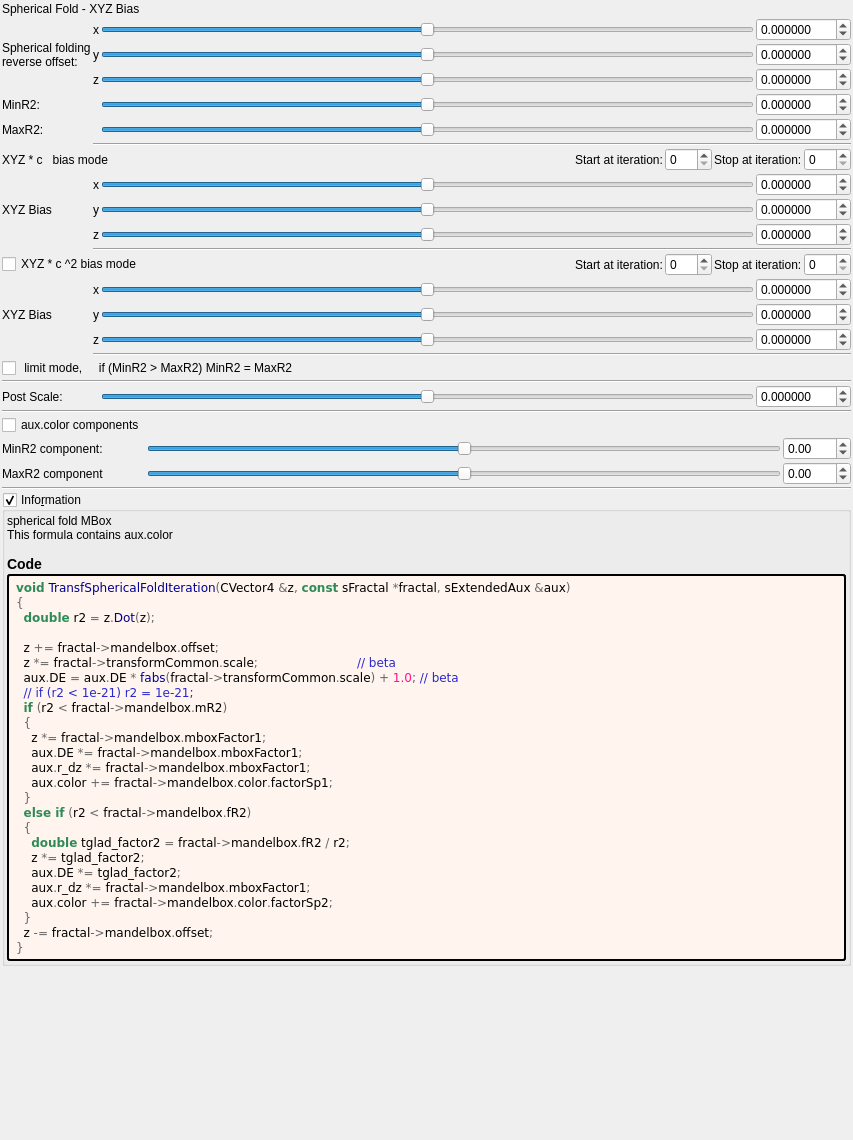
Before: the Qt Designer form mandelbulber2/formula/ui/fractal_transf_spherical_fold_xyz_bias.ui in buddhi1980/mandelbulber2, drawn with Qt 5.
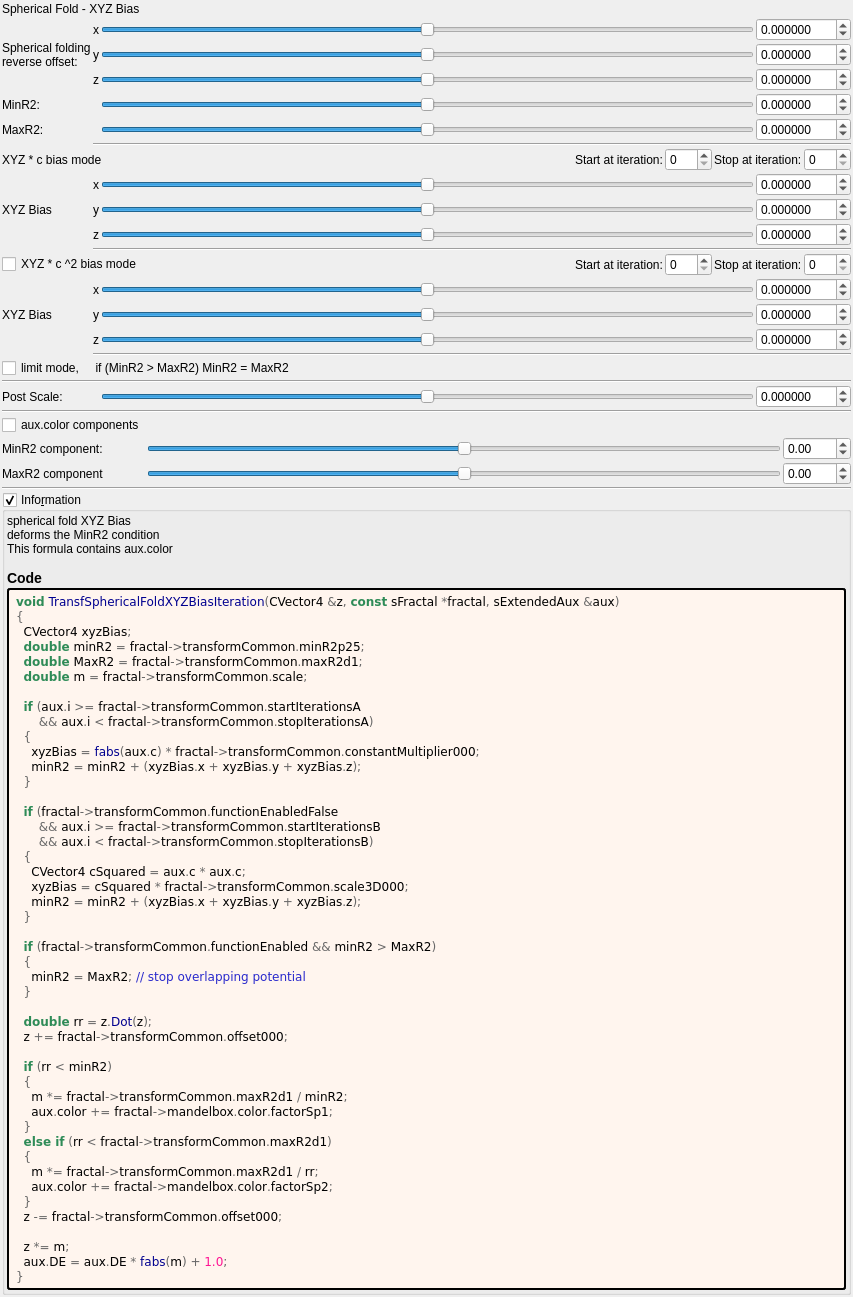
After: the same form once the commit is applied. Custom widgets are drawn as their Qt base class.

Patch:
```diff
--- a/mandelbulber2/formula/ui/fractal_transf_spherical_fold_xyz_bias.ui
+++ b/mandelbulber2/formula/ui/fractal_transf_spherical_fold_xyz_bias.ui
@@ -228,7 +228,7 @@
        <item row="2" column="0">
         <widget class="QLabel" name="label_21">
          <property name="text">
-          <string>XYZ * c   bias mode</string>
+          <string>XYZ * c bias mode</string>
          </property>
         </widget>
        </item>
@@ -944,7 +944,7 @@
      <item row="20" column="0" colspan="4">
       <widget class="QCheckBox" name="checkBox_transf_function_enabled">
        <property name="text">
-        <string notr="true"> limit mode,     if (MinR2 &gt; MaxR2) MinR2 = MaxR2</string>
+        <string notr="true">limit mode,     if (MinR2 &gt; MaxR2) MinR2 = MaxR2</string>
        </property>
       </widget>
      </item>
@@ -1192,7 +1192,7 @@
       <item>
        <widget class="QLabel" name="label_information_general">
         <property name="text">
-         <string notr="true">&lt;p&gt;spherical fold MBox&lt;br&gt;This formula contains aux.color&lt;/p&gt;&lt;table&gt;
+		 <string notr="true">&lt;p&gt;spherical fold XYZ Bias&lt;br&gt;deforms the MinR2 condition&lt;br&gt;This formula contains aux.color&lt;/p&gt;&lt;table&gt;
 &lt;/table&gt;
 &lt;h3&gt;Code&lt;/h3&gt;</string>
         </property>
@@ -1214,30 +1214,51 @@
         </property>
         <property name="text">
          <string notr="true">&lt;body style=&quot;background-color:#fff5ee&quot;&gt;
-&lt;pre style=&quot;color:#000000; background-color:#fff5ee;  font-family:'Courier New',monospace;&quot;&gt;&lt;span style=&quot;color:#2e8b57; font-weight:bold&quot;&gt;void&lt;/span&gt; &lt;span style=&quot;color:#00008f&quot;&gt;TransfSphericalFoldIteration&lt;/span&gt;&lt;span style=&quot;color:#676767&quot;&gt;(&lt;/span&gt;CVector4 &lt;span style=&quot;color:#676767&quot;&gt;&amp;amp;&lt;/span&gt;z&lt;span style=&quot;color:#676767&quot;&gt;,&lt;/span&gt; &lt;span style=&quot;color:#2e8b57; font-weight:bold&quot;&gt;const&lt;/span&gt; sFractal &lt;span style=&quot;color:#676767&quot;&gt;*&lt;/span&gt;fractal&lt;span style=&quot;color:#676767&quot;&gt;,&lt;/span&gt; sExtendedAux &lt;span style=&quot;color:#676767&quot;&gt;&amp;amp;&lt;/span&gt;aux&lt;span style=&quot;color:#676767&quot;&gt;)&lt;/span&gt;
+&lt;pre style=&quot;color:#000000; background-color:#fff5ee;  font-family:'Courier New',monospace;&quot;&gt;&lt;span style=&quot;color:#2e8b57; font-weight:bold&quot;&gt;void&lt;/span&gt; &lt;span style=&quot;color:#00008f&quot;&gt;TransfSphericalFoldXYZBiasIteration&lt;/span&gt;&lt;span style=&quot;color:#676767&quot;&gt;(&lt;/span&gt;CVector4 &lt;span style=&quot;color:#676767&quot;&gt;&amp;amp;&lt;/span&gt;z&lt;span style=&quot;color:#676767&quot;&gt;,&lt;/span&gt; &lt;span style=&quot;color:#2e8b57; font-weight:bold&quot;&gt;const&lt;/span&gt; sFractal &lt;span style=&quot;color:#676767&quot;&gt;*&lt;/span&gt;fractal&lt;span style=&quot;color:#676767&quot;&gt;,&lt;/span&gt; sExtendedAux &lt;span style=&quot;color:#676767&quot;&gt;&amp;amp;&lt;/span&gt;aux&lt;span style=&quot;color:#676767&quot;&gt;)&lt;/span&gt;
 &lt;span style=&quot;color:#676767&quot;&gt;{&lt;/span&gt;
-  &lt;span style=&quot;color:#2e8b57; font-weight:bold&quot;&gt;double&lt;/span&gt; r2 &lt;span style=&quot;color:#676767&quot;&gt;=&lt;/span&gt; z&lt;span style=&quot;color:#676767&quot;&gt;.&lt;/span&gt;&lt;span style=&quot;color:#00008f&quot;&gt;Dot&lt;/span&gt;&lt;span style=&quot;color:#676767&quot;&gt;(&lt;/span&gt;z&lt;span style=&quot;color:#676767&quot;&gt;);&lt;/span&gt;
+  CVector4 xyzBias&lt;span style=&quot;color:#676767&quot;&gt;;&lt;/span&gt;
+  &lt;span style=&quot;color:#2e8b57; font-weight:bold&quot;&gt;double&lt;/span&gt; minR2 &lt;span style=&quot;color:#676767&quot;&gt;=&lt;/span&gt; fractal&lt;span style=&quot;color:#676767&quot;&gt;-&amp;gt;&lt;/span&gt;transformCommon&lt;span style=&quot;color:#676767&quot;&gt;.&lt;/span&gt;minR2p25&lt;span style=&quot;color:#676767&quot;&gt;;&lt;/span&gt;
+  &lt;span style=&quot;color:#2e8b57; font-weight:bold&quot;&gt;double&lt;/span&gt; MaxR2 &lt;span style=&quot;color:#676767&quot;&gt;=&lt;/span&gt; fractal&lt;span style=&quot;color:#676767&quot;&gt;-&amp;gt;&lt;/span&gt;transformCommon&lt;span style=&quot;color:#676767&quot;&gt;.&lt;/span&gt;maxR2d1&lt;span style=&quot;color:#676767&quot;&gt;;&lt;/span&gt;
+  &lt;span style=&quot;color:#2e8b57; font-weight:bold&quot;&gt;double&lt;/span&gt; m &lt;span style=&quot;color:#676767&quot;&gt;=&lt;/span&gt; fractal&lt;span style=&quot;color:#676767&quot;&gt;-&amp;gt;&lt;/span&gt;transformCommon&lt;span style=&quot;color:#676767&quot;&gt;.&lt;/span&gt;scale&lt;span style=&quot;color:#676767&quot;&gt;;&lt;/span&gt;
 
-  z &lt;span style=&quot;color:#676767&quot;&gt;+=&lt;/span&gt; fractal&lt;span style=&quot;color:#676767&quot;&gt;-&amp;gt;&lt;/span&gt;mandelbox&lt;span style=&quot;color:#676767&quot;&gt;.&lt;/span&gt;offset&lt;span style=&quot;color:#676767&quot;&gt;;&lt;/span&gt;
-  z &lt;span style=&quot;color:#676767&quot;&gt;*=&lt;/span&gt; fractal&lt;span style=&quot;color:#676767&quot;&gt;-&amp;gt;&lt;/span&gt;transformCommon&lt;span style=&quot;color:#676767&quot;&gt;.&lt;/span&gt;scale&lt;span style=&quot;color:#676767&quot;&gt;;&lt;/span&gt;                          &lt;span style=&quot;color:#2929cc&quot;&gt;// beta&lt;/span&gt;
-  aux&lt;span style=&quot;color:#676767&quot;&gt;.&lt;/span&gt;DE &lt;span style=&quot;color:#676767&quot;&gt;=&lt;/span&gt; aux&lt;span style=&quot;color:#676767&quot;&gt;.&lt;/span&gt;DE &lt;span style=&quot;color:#676767&quot;&gt;*&lt;/span&gt; &lt;span style=&quot;color:#00008f&quot;&gt;fabs&lt;/span&gt;&lt;span style=&quot;color:#676767&quot;&gt;(&lt;/span&gt;fractal&lt;span style=&quot;color:#676767&quot;&gt;-&amp;gt;&lt;/span&gt;transformCommon&lt;span style=&quot;color:#676767&quot;&gt;.&lt;/span&gt;scale&lt;span style=&quot;color:#676767&quot;&gt;) +&lt;/span&gt; &lt;span style=&quot;color:#ff1493&quot;&gt;1.0&lt;/span&gt;&lt;span style=&quot;color:#676767&quot;&gt;;&lt;/span&gt; &lt;span style=&quot;color:#2929cc&quot;&gt;// beta&lt;/span&gt;
-  &lt;span style=&quot;color:#2929cc&quot;&gt;// if (r2 &amp;lt; 1e-21) r2 = 1e-21;&lt;/span&gt;
-  &lt;span style=&quot;color:#2e8b57; font-weight:bold&quot;&gt;if&lt;/span&gt; &lt;span style=&quot;color:#676767&quot;&gt;(&lt;/span&gt;r2 &lt;span style=&quot;color:#676767&quot;&gt;&amp;lt;&lt;/span&gt; fractal&lt;span style=&quot;color:#676767&quot;&gt;-&amp;gt;&lt;/span&gt;mandelbox&lt;span style=&quot;color:#676767&quot;&gt;.&lt;/span&gt;mR2&lt;span style=&quot;color:#676767&quot;&gt;)&lt;/span&gt;
+  &lt;span style=&quot;color:#2e8b57; font-weight:bold&quot;&gt;if&lt;/span&gt; &lt;span style=&quot;color:#676767&quot;&gt;(&lt;/span&gt;aux&lt;span style=&quot;color:#676767&quot;&gt;.&lt;/span&gt;i &lt;span style=&quot;color:#676767&quot;&gt;&amp;gt;=&lt;/span&gt; fractal&lt;span style=&quot;color:#676767&quot;&gt;-&amp;gt;&lt;/span&gt;transformCommon&lt;span style=&quot;color:#676767&quot;&gt;.&lt;/span&gt;startIterationsA
+      &lt;span style=&quot;color:#676767&quot;&gt;&amp;amp;&amp;amp;&lt;/span&gt; aux&lt;span style=&quot;color:#676767&quot;&gt;.&lt;/span&gt;i &lt;span style=&quot;color:#676767&quot;&gt;&amp;lt;&lt;/span&gt; fractal&lt;span style=&quot;color:#676767&quot;&gt;-&amp;gt;&lt;/span&gt;transformCommon&lt;span style=&quot;color:#676767&quot;&gt;.&lt;/span&gt;stopIterationsA&lt;span style=&quot;color:#676767&quot;&gt;)&lt;/span&gt;
   &lt;span style=&quot;color:#676767&quot;&gt;{&lt;/span&gt;
-    z &lt;span style=&quot;color:#676767&quot;&gt;*=&lt;/span&gt; fractal&lt;span style=&quot;color:#676767&quot;&gt;-&amp;gt;&lt;/span&gt;mandelbox&lt;span style=&quot;color:#676767&quot;&gt;.&lt;/span&gt;mboxFactor1&lt;span style=&quot;color:#676767&quot;&gt;;&lt;/span&gt;
-    aux&lt;span style=&quot;color:#676767&quot;&gt;.&lt;/span&gt;DE &lt;span style=&quot;color:#676767&quot;&gt;*=&lt;/span&gt; fractal&lt;span style=&quot;color:#676767&quot;&gt;-&amp;gt;&lt;/span&gt;mandelbox&lt;span style=&quot;color:#676767&quot;&gt;.&lt;/span&gt;mboxFactor1&lt;span style=&quot;color:#676767&quot;&gt;;&lt;/span&gt;
-    aux&lt;span style=&quot;color:#676767&quot;&gt;.&lt;/span&gt;r_dz &lt;span style=&quot;color:#676767&quot;&gt;*=&lt;/span&gt; fractal&lt;span style=&quot;color:#676767&quot;&gt;-&amp;gt;&lt;/span&gt;mandelbox&lt;span style=&quot;color:#676767&quot;&gt;.&lt;/span&gt;mboxFactor1&lt;span style=&quot;color:#676767&quot;&gt;;&lt;/span&gt;
+    xyzBias &lt;span style=&quot;color:#676767&quot;&gt;=&lt;/span&gt; &lt;span style=&quot;color:#00008f&quot;&gt;fabs&lt;/span&gt;&lt;span style=&quot;color:#676767&quot;&gt;(&lt;/span&gt;aux&lt;span style=&quot;color:#676767&quot;&gt;.&lt;/span&gt;c&lt;span style=&quot;color:#676767&quot;&gt;) *&lt;/span&gt; fractal&lt;span style=&quot;color:#676767&quot;&gt;-&amp;gt;&lt;/span&gt;transformCommon&lt;span style=&quot;color:#676767&quot;&gt;.&lt;/span&gt;constantMultiplier000&lt;span style=&quot;color:#676767&quot;&gt;;&lt;/span&gt;
+    minR2 &lt;span style=&quot;color:#676767&quot;&gt;=&lt;/span&gt; minR2 &lt;span style=&quot;color:#676767&quot;&gt;+ (&lt;/span&gt;xyzBias&lt;span style=&quot;color:#676767&quot;&gt;.&lt;/span&gt;x &lt;span style=&quot;color:#676767&quot;&gt;+&lt;/span&gt; xyzBias&lt;span style=&quot;color:#676767&quot;&gt;.&lt;/span&gt;y &lt;span style=&quot;color:#676767&quot;&gt;+&lt;/span&gt; xyzBias&lt;span style=&quot;color:#676767&quot;&gt;.&lt;/span&gt;z&lt;span style=&quot;color:#676767&quot;&gt;);&lt;/span&gt;
+  &lt;span style=&quot;color:#676767&quot;&gt;}&lt;/span&gt;
+
+  &lt;span style=&quot;color:#2e8b57; font-weight:bold&quot;&gt;if&lt;/span&gt; &lt;span style=&quot;color:#676767&quot;&gt;(&lt;/span&gt;fractal&lt;span style=&quot;color:#676767&quot;&gt;-&amp;gt;&lt;/span&gt;transformCommon&lt;span style=&quot;color:#676767&quot;&gt;.&lt;/span&gt;functionEnabledFalse
+      &lt;span style=&quot;color:#676767&quot;&gt;&amp;amp;&amp;amp;&lt;/span&gt; aux&lt;span style=&quot;color:#676767&quot;&gt;.&lt;/span&gt;i &lt;span style=&quot;color:#676767&quot;&gt;&amp;gt;=&lt;/span&gt; fractal&lt;span style=&quot;color:#676767&quot;&gt;-&amp;gt;&lt;/span&gt;transformCommon&lt;span style=&quot;color:#676767&quot;&gt;.&lt;/span&gt;startIterationsB
+      &lt;span style=&quot;color:#676767&quot;&gt;&amp;amp;&amp;amp;&lt;/span&gt; aux&lt;span style=&quot;color:#676767&quot;&gt;.&lt;/span&gt;i &lt;span style=&quot;color:#676767&quot;&gt;&amp;lt;&lt;/span&gt; fractal&lt;span style=&quot;color:#676767&quot;&gt;-&amp;gt;&lt;/span&gt;transformCommon&lt;span style=&quot;color:#676767&quot;&gt;.&lt;/span&gt;stopIterationsB&lt;span style=&quot;color:#676767&quot;&gt;)&lt;/span&gt;
+  &lt;span style=&quot;color:#676767&quot;&gt;{&lt;/span&gt;
+    CVector4 cSquared &lt;span style=&quot;color:#676767&quot;&gt;=&lt;/span&gt; aux&lt;span style=&quot;color:#676767&quot;&gt;.&lt;/span&gt;c &lt;span style=&quot;color:#676767&quot;&gt;*&lt;/span&gt; aux&lt;span style=&quot;color:#676767&quot;&gt;.&lt;/span&gt;c&lt;span style=&quot;color:#676767&quot;&gt;;&lt;/span&gt;
+    xyzBias &lt;span style=&quot;color:#676767&quot;&gt;=&lt;/span&gt; cSquared &lt;span style=&quot;color:#676767&quot;&gt;*&lt;/span&gt; fractal&lt;span style=&quot;color:#676767&quot;&gt;-&amp;gt;&lt;/span&gt;transformCommon&lt;span style=&quot;color:#676767&quot;&gt;.&lt;/span&gt;scale3D000&lt;span style=&quot;color:#676767&quot;&gt;;&lt;/span&gt;
+    minR2 &lt;span style=&quot;color:#676767&quot;&gt;=&lt;/span&gt; minR2 &lt;span style=&quot;color:#676767&quot;&gt;+ (&lt;/span&gt;xyzBias&lt;span style=&quot;color:#676767&quot;&gt;.&lt;/span&gt;x &lt;span style=&quot;color:#676767&quot;&gt;+&lt;/span&gt; xyzBias&lt;span style=&quot;color:#676767&quot;&gt;.&lt;/span&gt;y &lt;span style=&quot;color:#676767&quot;&gt;+&lt;/span&gt; xyzBias&lt;span style=&quot;color:#676767&quot;&gt;.&lt;/span&gt;z&lt;span style=&quot;color:#676767&quot;&gt;);&lt;/span&gt;
+  &lt;span style=&quot;color:#676767&quot;&gt;}&lt;/span&gt;
+
+  &lt;span style=&quot;color:#2e8b57; font-weight:bold&quot;&gt;if&lt;/span&gt; &lt;span style=&quot;color:#676767&quot;&gt;(&lt;/span&gt;fractal&lt;span style=&quot;color:#676767&quot;&gt;-&amp;gt;&lt;/span&gt;transformCommon&lt;span style=&quot;color:#676767&quot;&gt;.&lt;/span&gt;functionEnabled &lt;span style=&quot;color:#676767&quot;&gt;&amp;amp;&amp;amp;&lt;/span&gt; minR2 &lt;span style=&quot;color:#676767&quot;&gt;&amp;gt;&lt;/span&gt; MaxR2&lt;span style=&quot;color:#676767&quot;&gt;)&lt;/span&gt;
+  &lt;span style=&quot;color:#676767&quot;&gt;{&lt;/span&gt;
+    minR2 &lt;span style=&quot;color:#676767&quot;&gt;=&lt;/span&gt; MaxR2&lt;span style=&quot;color:#676767&quot;&gt;;&lt;/span&gt; &lt;span style=&quot;color:#2929cc&quot;&gt;// stop overlapping potential&lt;/span&gt;
+  &lt;span style=&quot;color:#676767&quot;&gt;}&lt;/span&gt;
+
+  &lt;span style=&quot;color:#2e8b57; font-weight:bold&quot;&gt;double&lt;/span&gt; rr &lt;span style=&quot;color:#676767&quot;&gt;=&lt;/span&gt; z&lt;span style=&quot;color:#676767&quot;&gt;.&lt;/span&gt;&lt;span style=&quot;color:#00008f&quot;&gt;Dot&lt;/span&gt;&lt;span style=&quot;color:#676767&quot;&gt;(&lt;/span&gt;z&lt;span style=&quot;color:#676767&quot;&gt;);&lt;/span&gt;
+  z &lt;span style=&quot;color:#676767&quot;&gt;+=&lt;/span&gt; fractal&lt;span style=&quot;color:#676767&quot;&gt;-&amp;gt;&lt;/span&gt;transformCommon&lt;span style=&quot;color:#676767&quot;&gt;.&lt;/span&gt;offset000&lt;span style=&quot;color:#676767&quot;&gt;;&lt;/span&gt;
+
+  &lt;span style=&quot;color:#2e8b57; font-weight:bold&quot;&gt;if&lt;/span&gt; &lt;span style=&quot;color:#676767&quot;&gt;(&lt;/span&gt;rr &lt;span style=&quot;color:#676767&quot;&gt;&amp;lt;&lt;/span&gt; minR2&lt;span style=&quot;color:#676767&quot;&gt;)&lt;/span&gt;
+  &lt;span style=&quot;color:#676767&quot;&gt;{&lt;/span&gt;
+    m &lt;span style=&quot;color:#676767&quot;&gt;*=&lt;/span&gt; fractal&lt;span style=&quot;color:#676767&quot;&gt;-&amp;gt;&lt;/span&gt;transformCommon&lt;span style=&quot;color:#676767&quot;&gt;.&lt;/span&gt;maxR2d1 &lt;span style=&quot;color:#676767&quot;&gt;/&lt;/span&gt; minR2&lt;span style=&quot;color:#676767&quot;&gt;;&lt;/span&gt;
     aux&lt;span style=&quot;color:#676767&quot;&gt;.&lt;/span&gt;color &lt;span style=&quot;color:#676767&quot;&gt;+=&lt;/span&gt; fractal&lt;span style=&quot;color:#676767&quot;&gt;-&amp;gt;&lt;/span&gt;mandelbox&lt;span style=&quot;color:#676767&quot;&gt;.&lt;/span&gt;color&lt;span style=&quot;color:#676767&quot;&gt;.&lt;/span&gt;factorSp1&lt;span style=&quot;color:#676767&quot;&gt;;&lt;/span&gt;
   &lt;span style=&quot;color:#676767&quot;&gt;}&lt;/span&gt;
-  &lt;span style=&quot;color:#2e8b57; font-weight:bold&quot;&gt;else if&lt;/span&gt; &lt;span style=&quot;color:#676767&quot;&gt;(&lt;/span&gt;r2 &lt;span style=&quot;color:#676767&quot;&gt;&amp;lt;&lt;/span&gt; fractal&lt;span style=&quot;color:#676767&quot;&gt;-&amp;gt;&lt;/span&gt;mandelbox&lt;span style=&quot;color:#676767&quot;&gt;.&lt;/span&gt;fR2&lt;span style=&quot;color:#676767&quot;&gt;)&lt;/span&gt;
+  &lt;span style=&quot;color:#2e8b57; font-weight:bold&quot;&gt;else if&lt;/span&gt; &lt;span style=&quot;color:#676767&quot;&gt;(&lt;/span&gt;rr &lt;span style=&quot;color:#676767&quot;&gt;&amp;lt;&lt;/span&gt; fractal&lt;span style=&quot;color:#676767&quot;&gt;-&amp;gt;&lt;/span&gt;transformCommon&lt;span style=&quot;color:#676767&quot;&gt;.&lt;/span&gt;maxR2d1&lt;span style=&quot;color:#676767&quot;&gt;)&lt;/span&gt;
   &lt;span style=&quot;color:#676767&quot;&gt;{&lt;/span&gt;
-    &lt;span style=&quot;color:#2e8b57; font-weight:bold&quot;&gt;double&lt;/span&gt; tglad_factor2 &lt;span style=&quot;color:#676767&quot;&gt;=&lt;/span&gt; fractal&lt;span style=&quot;color:#676767&quot;&gt;-&amp;gt;&lt;/span&gt;mandelbox&lt;span style=&quot;color:#676767&quot;&gt;.&lt;/span&gt;fR2 &lt;span style=&quot;color:#676767&quot;&gt;/&lt;/span&gt; r2&lt;span style=&quot;color:#676767&quot;&gt;;&lt;/span&gt;
-    z &lt;span style=&quot;color:#676767&quot;&gt;*=&lt;/span&gt; tglad_factor2&lt;span style=&quot;color:#676767&quot;&gt;;&lt;/span&gt;
-    aux&lt;span style=&quot;color:#676767&quot;&gt;.&lt;/span&gt;DE &lt;span style=&quot;color:#676767&quot;&gt;*=&lt;/span&gt; tglad_factor2&lt;span style=&quot;color:#676767&quot;&gt;;&lt;/span&gt;
-    aux&lt;span style=&quot;color:#676767&quot;&gt;.&lt;/span&gt;r_dz &lt;span style=&quot;color:#676767&quot;&gt;*=&lt;/span&gt; fractal&lt;span style=&quot;color:#676767&quot;&gt;-&amp;gt;&lt;/span&gt;mandelbox&lt;span style=&quot;color:#676767&quot;&gt;.&lt;/span&gt;mboxFactor1&lt;span style=&quot;color:#676767&quot;&gt;;&lt;/span&gt;
+    m &lt;span style=&quot;color:#676767&quot;&gt;*=&lt;/span&gt; fractal&lt;span style=&quot;color:#676767&quot;&gt;-&amp;gt;&lt;/span&gt;transformCommon&lt;span style=&quot;color:#676767&quot;&gt;.&lt;/span&gt;maxR2d1 &lt;span style=&quot;color:#676767&quot;&gt;/&lt;/span&gt; rr&lt;span style=&quot;color:#676767&quot;&gt;;&lt;/span&gt;
     aux&lt;span style=&quot;color:#676767&quot;&gt;.&lt;/span&gt;color &lt;span style=&quot;color:#676767&quot;&gt;+=&lt;/span&gt; fractal&lt;span style=&quot;color:#676767&quot;&gt;-&amp;gt;&lt;/span&gt;mandelbox&lt;span style=&quot;color:#676767&quot;&gt;.&lt;/span&gt;color&lt;span style=&quot;color:#676767&quot;&gt;.&lt;/span&gt;factorSp2&lt;span style=&quot;color:#676767&quot;&gt;;&lt;/span&gt;
   &lt;span style=&quot;color:#676767&quot;&gt;}&lt;/span&gt;
-  z &lt;span style=&quot;color:#676767&quot;&gt;-=&lt;/span&gt; fractal&lt;span style=&quot;color:#676767&quot;&gt;-&amp;gt;&lt;/span&gt;mandelbox&lt;span style=&quot;color:#676767&quot;&gt;.&lt;/span&gt;offset&lt;span style=&quot;color:#676767&quot;&gt;;&lt;/span&gt;
+  z &lt;span style=&quot;color:#676767&quot;&gt;-=&lt;/span&gt; fractal&lt;span style=&quot;color:#676767&quot;&gt;-&amp;gt;&lt;/span&gt;transformCommon&lt;span style=&quot;color:#676767&quot;&gt;.&lt;/span&gt;offset000&lt;span style=&quot;color:#676767&quot;&gt;;&lt;/span&gt;
+
+  z &lt;span style=&quot;color:#676767&quot;&gt;*=&lt;/span&gt; m&lt;span style=&quot;color:#676767&quot;&gt;;&lt;/span&gt;
+  aux&lt;span style=&quot;color:#676767&quot;&gt;.&lt;/span&gt;DE &lt;span style=&quot;color:#676767&quot;&gt;=&lt;/span&gt; aux&lt;span style=&quot;color:#676767&quot;&gt;.&lt;/span&gt;DE &lt;span style=&quot;color:#676767&quot;&gt;*&lt;/span&gt; &lt;span style=&quot;color:#00008f&quot;&gt;fabs&lt;/span&gt;&lt;span style=&quot;color:#676767&quot;&gt;(&lt;/span&gt;m&lt;span style=&quot;color:#676767&quot;&gt;) +&lt;/span&gt; &lt;span style=&quot;color:#ff1493&quot;&gt;1.0&lt;/span&gt;&lt;span style=&quot;color:#676767&quot;&gt;;&lt;/span&gt;
 &lt;span style=&quot;color:#676767&quot;&gt;}&lt;/span&gt;
 &lt;/pre&gt;
 &lt;/body&gt;</string>
```
Left out of the diff: 10 changed lines with no effect on the pictures. Lines whose indentation alone changed are shown as unchanged.
